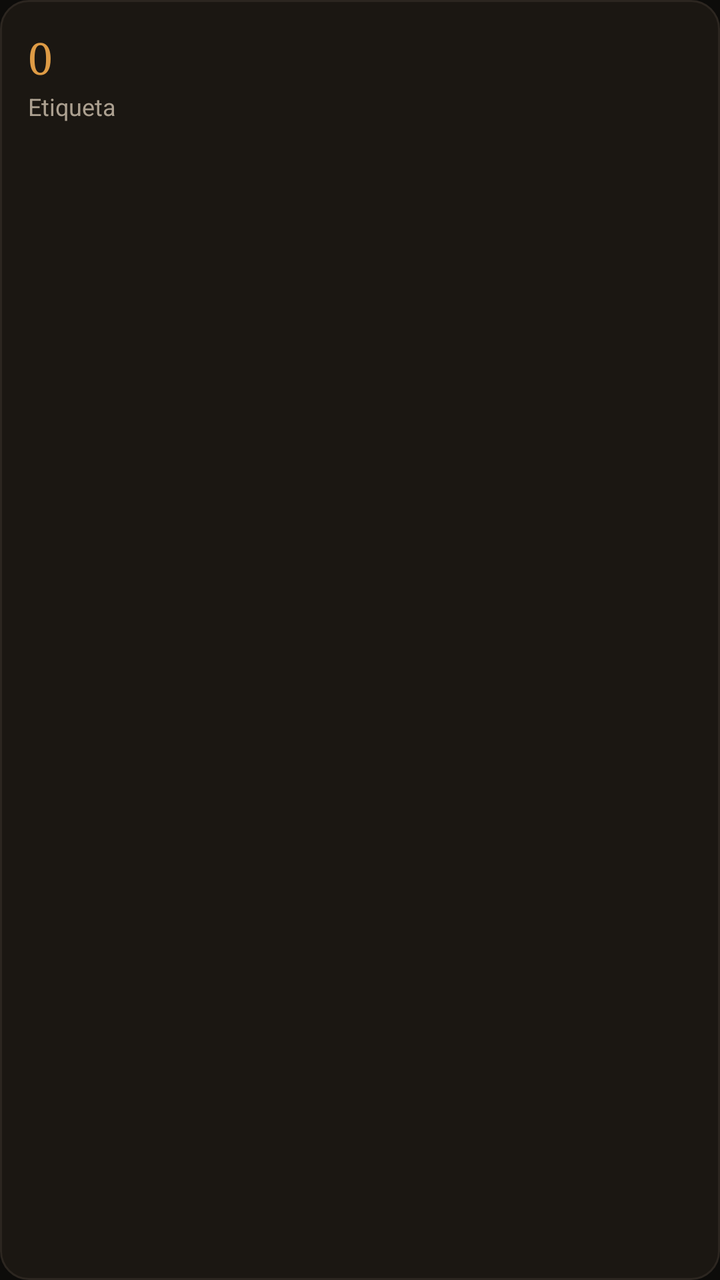
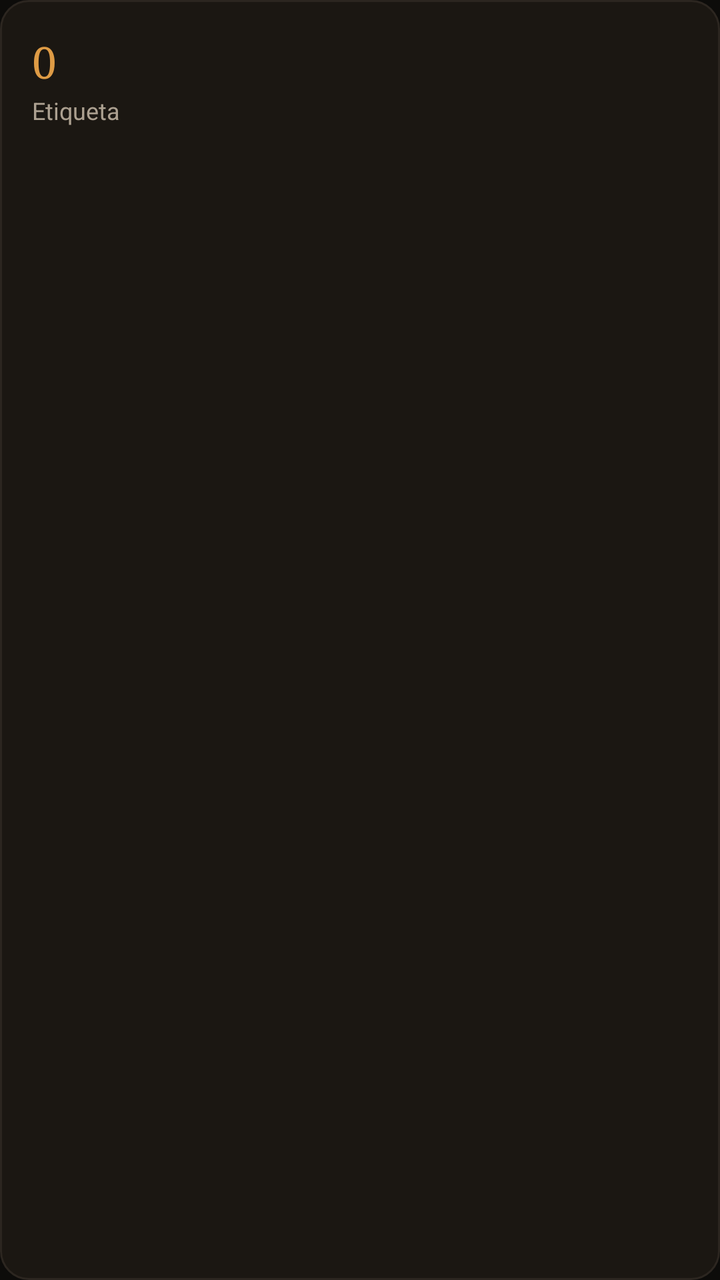

An Android layout rendered at two revisions. The XML below is the earlier revision; the diff shows what the commit changed to produce the second picture.
<!-- AndroidManifest.xml: application theme Theme.RFragancias -->
<!-- res/layout/item_stat_card.xml -->
<?xml version="1.0" encoding="utf-8"?>
<LinearLayout xmlns:android="http://schemas.android.com/apk/res/android"
    android:layout_width="match_parent"
    android:layout_height="wrap_content"
    android:orientation="vertical"
    android:background="@drawable/bg_card"
    android:padding="14dp">

    <TextView
        android:id="@+id/stat_valor"
        android:layout_width="match_parent"
        android:layout_height="wrap_content"
        android:textColor="@color/primary"
        android:textSize="22sp"
        android:fontFamily="serif"
        android:text="0" />

    <TextView
        android:id="@+id/stat_etiqueta"
        android:layout_width="match_parent"
        android:layout_height="wrap_content"
        android:layout_marginTop="2dp"
        android:textColor="@color/text_muted"
        android:textSize="12sp"
        android:text="Etiqueta" />
</LinearLayout>
<!-- resources referenced by this layout -->
<resources>
  <color name="primary">#DE9B45</color>
  <color name="text_muted">#ACA090</color>
  <!-- drawable bg_card (drawable) -->
  <shape xmlns:android="http://schemas.android.com/apk/res/android" android:shape="rectangle">
      <corners android:radius="14dp"/>
      <solid android:color="@color/surface"/>
      <stroke android:width="1dp" android:color="@color/border"/>
  </shape>
  <style name="Theme.RFragancias" parent="Theme.MaterialComponents.DayNight.NoActionBar">
          <item name="colorPrimary">@color/primary</item>
          <item name="colorPrimaryDark">@color/bg</item>
          <item name="colorAccent">@color/primary</item>
          <item name="colorSurface">@color/surface</item>
          <item name="colorOnSurface">@color/text_primary</item>
          <item name="colorOnPrimary">@color/bg</item>
          <item name="android:windowBackground">@color/bg</item>
          <item name="android:statusBarColor">@color/bg</item>
          <item name="android:navigationBarColor">@color/bg</item>
          <item name="android:windowLightStatusBar" tools:targetApi="m">false</item>
          <item name="android:textColorPrimary">@color/text_primary</item>
          <item name="android:textColorSecondary">@color/text_muted</item>
          <item name="materialButtonStyle">@style/Widget.RFragancias.Button</item>
          <item name="editTextStyle">@style/Widget.RFragancias.EditText</item>
          <item name="textInputStyle">@style/Widget.RFragancias.TextInputLayout</item>
      </style>
  <color name="surface">#1B1712</color>
  <color name="border">#2C2620</color>
  <color name="bg">#0D0C0A</color>
  <color name="text_primary">#F4EEE2</color>
  <style name="Widget.RFragancias.Button" parent="Widget.MaterialComponents.Button">
          <item name="backgroundTint">@color/primary</item>
          <item name="android:textColor">@color/bg</item>
          <item name="android:textAllCaps">false</item>
          <item name="cornerRadius">10dp</item>
          <item name="android:letterSpacing">0.01</item>
          <item name="android:paddingTop">12dp</item>
          <item name="android:paddingBottom">12dp</item>
      </style>
  <style name="Widget.RFragancias.EditText" parent="Widget.AppCompat.EditText">
          <item name="android:textColor">@color/text_primary</item>
          <item name="android:textColorHint">@color/text_muted</item>
      </style>
  <style name="Widget.RFragancias.TextInputLayout" parent="Widget.MaterialComponents.TextInputLayout.OutlinedBox">
          <item name="boxStrokeColor">@color/border</item>
          <item name="hintTextColor">@color/primary</item>
          <item name="android:textColorHint">@color/text_muted</item>
          <item name="boxCornerRadiusTopStart">10dp</item>
          <item name="boxCornerRadiusTopEnd">10dp</item>
          <item name="boxCornerRadiusBottomStart">10dp</item>
          <item name="boxCornerRadiusBottomEnd">10dp</item>
      </style>
</resources>

<!-- the commit's change to res/layout/item_stat_card.xml (unified diff, before → after) -->
@@ -4,7 +4,7 @@
     android:layout_height="wrap_content"
     android:orientation="vertical"
     android:background="@drawable/bg_card"
-    android:padding="14dp">
+    android:padding="16dp">
 
     <TextView
         android:id="@+id/stat_valor"
<!-- resource entries referenced after the edit -->
@@ -15,6 +15,8 @@
           <item name="colorSurface">@color/surface</item>
           <item name="colorOnSurface">@color/text_primary</item>
           <item name="colorOnPrimary">@color/bg</item>
+          <item name="colorError">@color/error</item>
+          <item name="colorOnError">@color/bg</item>
           <item name="android:windowBackground">@color/bg</item>
           <item name="android:statusBarColor">@color/bg</item>
           <item name="android:navigationBarColor">@color/bg</item>
@@ -29,6 +31,7 @@
   <color name="border">#2C2620</color>
   <color name="bg">#0D0C0A</color>
   <color name="text_primary">#F4EEE2</color>
+  <color name="error">#E08A72</color>
   <style name="Widget.RFragancias.Button" parent="Widget.MaterialComponents.Button">
           <item name="backgroundTint">@color/primary</item>
           <item name="android:textColor">@color/bg</item>
@@ -43,7 +46,10 @@
           <item name="android:textColorHint">@color/text_muted</item>
       </style>
   <style name="Widget.RFragancias.TextInputLayout" parent="Widget.MaterialComponents.TextInputLayout.OutlinedBox">
-          <item name="boxStrokeColor">@color/border</item>
+          <item name="boxStrokeColor">@color/input_stroke</item>
+          <item name="boxStrokeErrorColor">@color/error</item>
+          <item name="errorTextColor">@color/error</item>
+          <item name="errorIconTint">@color/error</item>
           <item name="hintTextColor">@color/primary</item>
           <item name="android:textColorHint">@color/text_muted</item>
           <item name="boxCornerRadiusTopStart">10dp</item>
